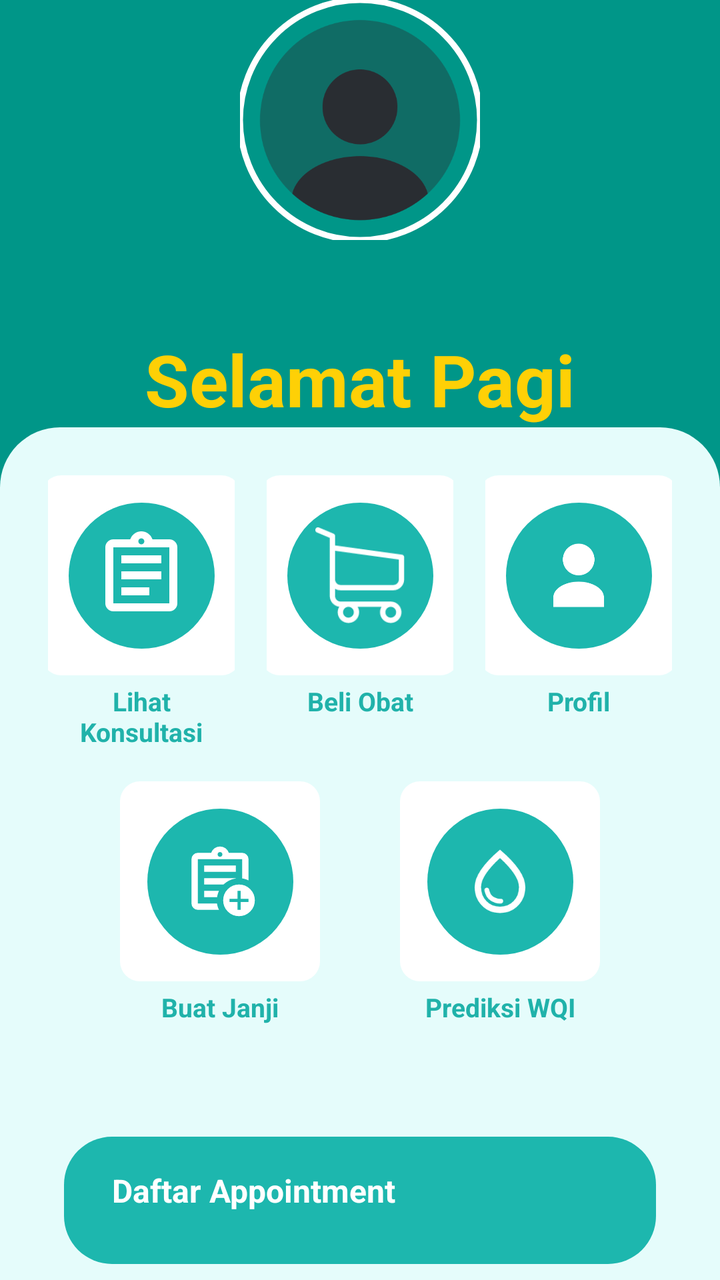
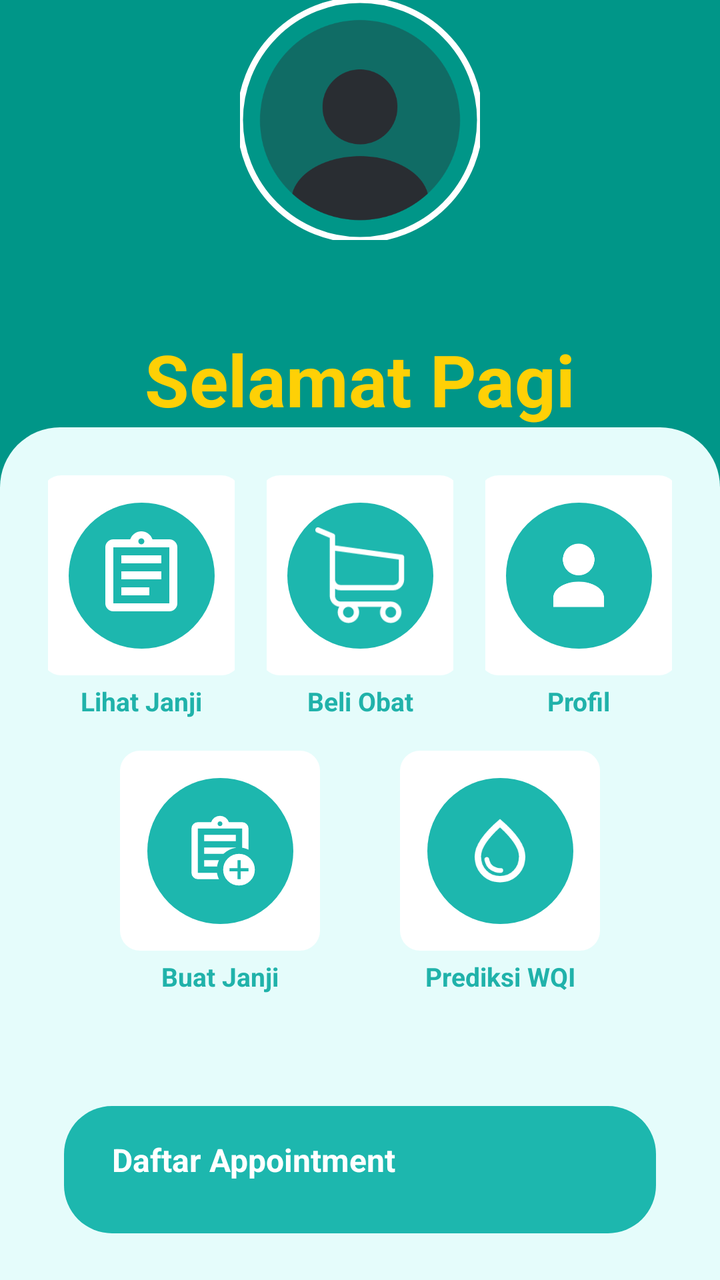

Compare the two renders of this Android layout. The source of the first and the diff that turns it into the second are given below.
<!-- AndroidManifest.xml: application theme Theme.MedEase -->
<!-- res/layout/fragment_dashboard.xml -->
<?xml version="1.0" encoding="utf-8"?>
<androidx.constraintlayout.widget.ConstraintLayout xmlns:android="http://schemas.android.com/apk/res/android"
    xmlns:app="http://schemas.android.com/apk/res-auto"
    xmlns:tools="http://schemas.android.com/tools"
    android:id="@+id/main"
    android:layout_width="match_parent"
    android:layout_height="match_parent"
    android:background="#009688"
    tools:context=".MainActivity">

    
    <com.google.android.material.imageview.ShapeableImageView
        android:id="@+id/profileImage"
        android:layout_width="120dp"
        android:layout_height="120dp"
        android:scaleType="centerCrop"
        android:src="@drawable/profil"
        app:shapeAppearanceOverlay="@style/CircleImageStyle"
        app:strokeColor="@color/white"
        app:strokeWidth="3dp"
        app:layout_constraintTop_toTopOf="parent"
        app:layout_constraintStart_toStartOf="parent"
        app:layout_constraintEnd_toEndOf="parent"
        app:layout_constraintVertical_bias="0.06" />

    <TextView
        android:id="@+id/txtNamaUser"
        android:layout_width="wrap_content"
        android:layout_height="wrap_content"
        android:textColor="#FFFFFF"
        android:textSize="22sp"
        android:textStyle="bold"
        android:layout_marginTop="12dp"
        app:layout_constraintTop_toBottomOf="@id/profileImage"
        app:layout_constraintStart_toStartOf="@id/profileImage"
        app:layout_constraintEnd_toEndOf="@id/profileImage" />

    <TextView
        android:id="@+id/textView2"
        android:layout_width="wrap_content"
        android:layout_height="wrap_content"
        android:text="Selamat Pagi"
        android:textColor="#FED006"
        android:textSize="36sp"
        android:textStyle="bold"
        android:layout_marginTop="4dp"
        app:layout_constraintTop_toBottomOf="@id/txtNamaUser"
        app:layout_constraintStart_toStartOf="@id/txtNamaUser"
        app:layout_constraintEnd_toEndOf="@id/txtNamaUser" />

    
    <androidx.constraintlayout.widget.ConstraintLayout
        android:id="@+id/bottomContainer"
        android:layout_width="match_parent"
        android:layout_height="0dp"
        android:background="@drawable/bottom_background_light_green"
        app:layout_constraintTop_toBottomOf="@id/textView2"
        app:layout_constraintBottom_toBottomOf="parent">

        
        <androidx.core.widget.NestedScrollView
            android:layout_width="match_parent"
            android:layout_height="match_parent"
            android:fillViewport="true">

            <LinearLayout
                android:layout_width="match_parent"
                android:layout_height="wrap_content"
                android:orientation="vertical"
                android:paddingBottom="24dp">

                
                <GridLayout
                    android:id="@+id/gridMenu"
                    android:layout_width="match_parent"
                    android:layout_height="wrap_content"
                    android:columnCount="3"
                    android:padding="16dp">

                    
                    <LinearLayout
                        android:layout_width="0dp"
                        android:layout_height="wrap_content"
                        android:layout_columnWeight="1"
                        android:orientation="vertical"
                        android:gravity="center"
                        android:padding="8dp">

                        <androidx.constraintlayout.widget.ConstraintLayout
                            android:id="@+id/cardLihatKonsultasi"
                            android:layout_width="100dp"
                            android:layout_height="100dp"
                            android:background="@drawable/white_btn_background"
                            android:clickable="true"
                            android:focusable="true">

                            <ImageView
                                android:id="@+id/bgIcon"
                                android:layout_width="wrap_content"
                                android:layout_height="wrap_content"
                                app:layout_constraintTop_toTopOf="parent"
                                app:layout_constraintBottom_toBottomOf="parent"
                                app:layout_constraintStart_toStartOf="parent"
                                app:layout_constraintEnd_toEndOf="parent"
                                app:srcCompat="@drawable/circle_green" />

                            <ImageView
                                android:layout_width="48dp"
                                android:layout_height="48dp"
                                app:layout_constraintTop_toTopOf="parent"
                                app:layout_constraintBottom_toBottomOf="parent"
                                app:layout_constraintStart_toStartOf="parent"
                                app:layout_constraintEnd_toEndOf="parent"
                                app:srcCompat="@drawable/list_konsul"
                                app:tint="@color/white" />
                        </androidx.constraintlayout.widget.ConstraintLayout>

                        <TextView
                            android:layout_width="match_parent"
                            android:layout_height="wrap_content"
                            android:text="Lihat Konsultasi"
                            android:textAlignment="center"
                            android:textStyle="bold"
                            android:textSize="13sp"
                            android:textColor="@color/teal_400"
                            android:paddingTop="4dp" />
                    </LinearLayout>

                    
                    <LinearLayout
                        android:layout_width="0dp"
                        android:layout_height="wrap_content"
                        android:layout_columnWeight="1"
                        android:orientation="vertical"
                        android:gravity="center"
                        android:padding="8dp">

                        <androidx.constraintlayout.widget.ConstraintLayout
                            android:id="@+id/cardBeliObat"
                            android:layout_width="100dp"
                            android:layout_height="100dp"
                            android:background="@drawable/white_btn_background"
                            android:clickable="true"
                            android:focusable="true">

                            <ImageView
                                android:id="@+id/bgIcon2"
                                android:layout_width="wrap_content"
                                android:layout_height="wrap_content"
                                app:layout_constraintTop_toTopOf="parent"
                                app:layout_constraintBottom_toBottomOf="parent"
                                app:layout_constraintStart_toStartOf="parent"
                                app:layout_constraintEnd_toEndOf="parent"
                                app:srcCompat="@drawable/circle_green" />

                            <ImageView
                                android:layout_width="48dp"
                                android:layout_height="48dp"
                                app:layout_constraintTop_toTopOf="parent"
                                app:layout_constraintBottom_toBottomOf="parent"
                                app:layout_constraintStart_toStartOf="parent"
                                app:layout_constraintEnd_toEndOf="parent"
                                app:srcCompat="@drawable/btn_1"
                                app:tint="@color/white" />
                        </androidx.constraintlayout.widget.ConstraintLayout>

                        <TextView
                            android:layout_width="match_parent"
                            android:layout_height="wrap_content"
                            android:text="Beli Obat"
                            android:textAlignment="center"
                            android:textStyle="bold"
                            android:textSize="13sp"
                            android:textColor="@color/teal_400"
                            android:paddingTop="4dp" />
                    </LinearLayout>

                    
                    <LinearLayout
                        android:layout_width="0dp"
                        android:layout_height="wrap_content"
                        android:layout_columnWeight="1"
                        android:orientation="vertical"
                        android:gravity="center"
                        android:padding="8dp">

                        <androidx.constraintlayout.widget.ConstraintLayout
                            android:id="@+id/cardProfil"
                            android:layout_width="100dp"
                            android:layout_height="100dp"
                            android:background="@drawable/white_btn_background"
                            android:clickable="true"
                            android:focusable="true">

                            <ImageView
                                android:layout_width="wrap_content"
                                android:layout_height="wrap_content"
                                app:layout_constraintTop_toTopOf="parent"
                                app:layout_constraintBottom_toBottomOf="parent"
                                app:layout_constraintStart_toStartOf="parent"
                                app:layout_constraintEnd_toEndOf="parent"
                                app:srcCompat="@drawable/circle_green" />

                            <ImageView
                                android:layout_width="38dp"
                                android:layout_height="46dp"
                                app:layout_constraintTop_toTopOf="parent"
                                app:layout_constraintBottom_toBottomOf="parent"
                                app:layout_constraintStart_toStartOf="parent"
                                app:layout_constraintEnd_toEndOf="parent"
                                app:srcCompat="@drawable/ic_person"
                                app:tint="@color/white" />
                        </androidx.constraintlayout.widget.ConstraintLayout>

                        <TextView
                            android:layout_width="match_parent"
                            android:layout_height="wrap_content"
                            android:text="Profil"
                            android:textAlignment="center"
                            android:textStyle="bold"
                            android:textSize="13sp"
                            android:textColor="@color/teal_400"
                            android:paddingTop="4dp" />
                    </LinearLayout>

                    
                    
                    <LinearLayout
                        android:layout_width="match_parent"
                        android:layout_height="wrap_content"
                        android:layout_columnSpan="3"
                        android:orientation="horizontal"
                        android:gravity="center">

                        
                        <LinearLayout
                            android:layout_width="140dp"
                            android:layout_height="wrap_content"
                            android:orientation="vertical"
                            android:gravity="center"
                            android:padding="8dp">

                            <androidx.constraintlayout.widget.ConstraintLayout
                                android:id="@+id/cardBuatJanji"
                                android:layout_width="100dp"
                                android:layout_height="100dp"
                                android:background="@drawable/white_btn_background"
                                android:clickable="true"
                                android:focusable="true">

                                <ImageView
                                    android:layout_width="wrap_content"
                                    android:layout_height="wrap_content"
                                    app:layout_constraintTop_toTopOf="parent"
                                    app:layout_constraintBottom_toBottomOf="parent"
                                    app:layout_constraintStart_toStartOf="parent"
                                    app:layout_constraintEnd_toEndOf="parent"
                                    app:srcCompat="@drawable/circle_green" />

                                <ImageView
                                    android:layout_width="38dp"
                                    android:layout_height="46dp"
                                    app:layout_constraintTop_toTopOf="parent"
                                    app:layout_constraintBottom_toBottomOf="parent"
                                    app:layout_constraintStart_toStartOf="parent"
                                    app:layout_constraintEnd_toEndOf="parent"
                                    app:srcCompat="@drawable/tambah_appointment"
                                    app:tint="@color/white" />
                            </androidx.constraintlayout.widget.ConstraintLayout>

                            <TextView
                                android:layout_width="match_parent"
                                android:layout_height="wrap_content"
                                android:text="Buat Janji"
                                android:textAlignment="center"
                                android:textStyle="bold"
                                android:textSize="13sp"
                                android:textColor="@color/teal_400"
                                android:paddingTop="4dp" />
                        </LinearLayout>

                        
                        <LinearLayout
                            android:layout_width="140dp"
                            android:layout_height="wrap_content"
                            android:orientation="vertical"
                            android:gravity="center"
                            android:padding="8dp">

                            <androidx.constraintlayout.widget.ConstraintLayout
                                android:id="@+id/cardPrediksiWQI"
                                android:layout_width="100dp"
                                android:layout_height="100dp"
                                android:background="@drawable/white_btn_background"
                                android:clickable="true"
                                android:focusable="true">

                                <ImageView
                                    android:layout_width="wrap_content"
                                    android:layout_height="wrap_content"
                                    app:layout_constraintTop_toTopOf="parent"
                                    app:layout_constraintBottom_toBottomOf="parent"
                                    app:layout_constraintStart_toStartOf="parent"
                                    app:layout_constraintEnd_toEndOf="parent"
                                    app:srcCompat="@drawable/circle_green" />

                                <ImageView
                                    android:layout_width="38dp"
                                    android:layout_height="46dp"
                                    app:layout_constraintTop_toTopOf="parent"
                                    app:layout_constraintBottom_toBottomOf="parent"
                                    app:layout_constraintStart_toStartOf="parent"
                                    app:layout_constraintEnd_toEndOf="parent"
                                    app:srcCompat="@drawable/water_drop_24px"
                                    app:tint="@color/white" />
                            </androidx.constraintlayout.widget.ConstraintLayout>

                            <TextView
                                android:layout_width="match_parent"
                                android:layout_height="wrap_content"
                                android:text="Prediksi WQI"
                                android:textAlignment="center"
                                android:textStyle="bold"
                                android:textSize="13sp"
                                android:textColor="@color/teal_400"
                                android:paddingTop="4dp" />
                        </LinearLayout>

                    </LinearLayout>




                    
                    <View
                        android:layout_width="0dp"
                        android:layout_height="0dp"
                        android:layout_columnWeight="1" />

                </GridLayout>

                
                <androidx.constraintlayout.widget.ConstraintLayout
                    android:id="@+id/bannerContainer"
                    android:layout_width="match_parent"
                    android:layout_height="wrap_content"
                    android:layout_margin="32dp"
                    android:paddingHorizontal="24dp"
                    android:paddingVertical="16dp"
                    android:background="@drawable/green_banner_background">


                <TextView
                        android:id="@+id/textView4"
                        android:layout_width="wrap_content"
                        android:layout_height="wrap_content"
                        android:text="Daftar Appointment"
                        android:textColor="#FFFFFF"
                        android:textStyle="bold"
                        android:textSize="16sp"
                        app:layout_constraintTop_toTopOf="parent"
                        app:layout_constraintStart_toStartOf="parent" />

                    
                    <androidx.recyclerview.widget.RecyclerView
                        android:id="@+id/rvAppointments"
                        android:layout_width="0dp"
                        android:layout_height="wrap_content"
                        android:paddingTop="10dp"
                        android:nestedScrollingEnabled="false"
                        app:layout_constraintTop_toBottomOf="@id/textView4"
                        app:layout_constraintStart_toStartOf="parent"
                        app:layout_constraintEnd_toEndOf="parent" />


                    
                    <TextView
                        android:id="@+id/tvNoAppointments"
                        android:layout_width="wrap_content"
                        android:layout_height="wrap_content"
                        android:text="Tidak ada appointment hari ini"
                        android:textColor="#FFFFFF"
                        android:visibility="gone"
                        app:layout_constraintTop_toBottomOf="@id/textView4"
                        app:layout_constraintStart_toStartOf="parent"
                        app:layout_constraintEnd_toEndOf="parent" />

                </androidx.constraintlayout.widget.ConstraintLayout>


            </LinearLayout>
        </androidx.core.widget.NestedScrollView>

    </androidx.constraintlayout.widget.ConstraintLayout>

</androidx.constraintlayout.widget.ConstraintLayout>
<!-- resources referenced by this layout -->
<resources>
  <color name="teal_400">#20B2AA</color>
  <color name="white">#FFFFFF</color>
  <!-- drawable bottom_background_light_green (drawable) -->
  <?xml version="1.0" encoding="utf-8"?>
  <selector xmlns:android="http://schemas.android.com/apk/res/android">
  <item>
      <shape android:shape="rectangle">
          <solid android:color="#E5FCFB"/>
          <corners android:topLeftRadius="30dp" android:topRightRadius="30dp"/>
      </shape>
  </item>
  </selector>
  <!-- drawable circle_green (drawable) -->
  <?xml version="1.0" encoding="utf-8"?>
  <shape xmlns:android="http://schemas.android.com/apk/res/android"
      android:shape="oval">
  
      
      <solid android:color="#00897B" /> 
  
      
  
  
  
  
  </shape>
  <!-- drawable green_banner_background (drawable) -->
  <?xml version="1.0" encoding="utf-8"?>
  <selector xmlns:android="http://schemas.android.com/apk/res/android">
  <item>
      <shape android:shape="rectangle">
          <solid android:color="#1DB7AE"/>
          <corners android:radius="24dp"/>
      </shape>
  </item>
  </selector>
  <!-- drawable ic_person (drawable) -->
  <vector xmlns:android="http://schemas.android.com/apk/res/android"
      android:width="100dp"
      android:height="100dp"
      android:viewportWidth="24"
      android:viewportHeight="24">
      <path
          android:fillColor="#FF757575"
          android:pathData="M12,12a5,5 0,1 0,0 -10,5,5 0,0 0,0 10zm0,2c-4.33,0 -8,2.17 -8,5v3h16v-3c0,-2.83 -3.67,-5 -8,-5z"/>
  </vector>
  <!-- drawable water_drop_24px (drawable-hdpi) -->
  <vector xmlns:android="http://schemas.android.com/apk/res/android"
      android:width="24dp"
      android:height="24dp"
      android:viewportWidth="960"
      android:viewportHeight="960"
      android:tint="?attr/colorControlNormal">
    <path
        android:fillColor="@android:color/white"
        android:pathData="M491,760Q503,759 511.5,750.5Q520,742 520,730Q520,716 511,707.5Q502,699 488,700Q447,703 401,677.5Q355,652 343,585Q341,574 332.5,567Q324,560 313,560Q299,560 290,570.5Q281,581 284,595Q301,686 364,725Q427,764 491,760ZM480,880Q343,880 251.5,786Q160,692 160,552Q160,452 239.5,334.5Q319,217 480,80Q641,217 720.5,334.5Q800,452 800,552Q800,692 708.5,786Q617,880 480,880ZM480,800Q584,800 652,729.5Q720,659 720,552Q720,479 659.5,387Q599,295 480,186Q361,295 300.5,387Q240,479 240,552Q240,659 308,729.5Q376,800 480,800ZM480,480Q480,480 480,480Q480,480 480,480Q480,480 480,480Q480,480 480,480Q480,480 480,480Q480,480 480,480Q480,480 480,480Q480,480 480,480Z"/>
  </vector>
  <!-- drawable white_btn_background (drawable) -->
  <?xml version="1.0" encoding="utf-8"?>
  <selector xmlns:android="http://schemas.android.com/apk/res/android">
  <item>
      <shape android:shape="rectangle">
          <corners android:radius="10dp"/>
          <solid android:color="#ffffff"/>
      </shape>
  </item>
  </selector>
  <style name="CircleImageStyle">
          <item name="cornerFamily">rounded</item>
          <item name="cornerSize">50%</item>
      </style>
  <style name="Theme.MedEase" parent="Base.Theme.MedEase" />
  <style name="Base.Theme.MedEase" parent="Theme.Material3.DayNight.NoActionBar">
          
          
      </style>
  <!-- unchanged entries left out for length: 4 -->
</resources>

<!-- the commit's change to res/layout/fragment_dashboard.xml (unified diff, before → after) -->
@@ -118,7 +118,7 @@
                         <TextView
                             android:layout_width="match_parent"
                             android:layout_height="wrap_content"
-                            android:text="Lihat Konsultasi"
+                            android:text="Lihat Janji"
                             android:textAlignment="center"
                             android:textStyle="bold"
                             android:textSize="13sp"
